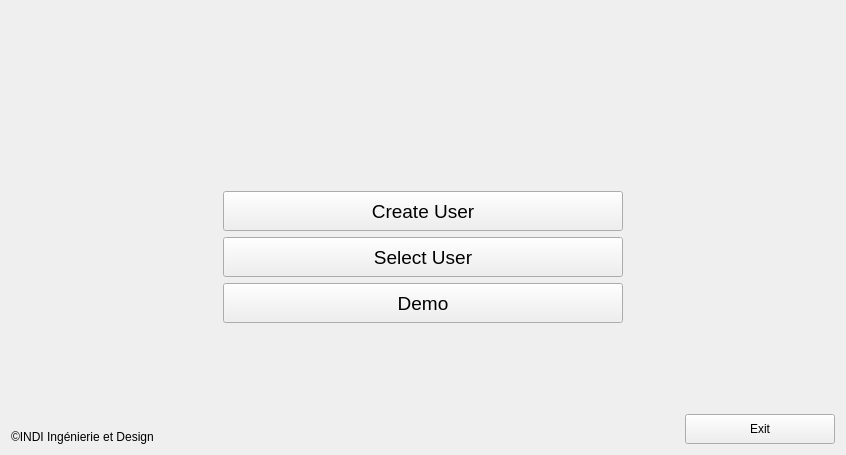
The window that src/gui_pkg/include/gui_pkg/main_form.ui (cristianbass01/GUI_robotic_exoskeleton) describes before a commit, drawn with Qt 5.
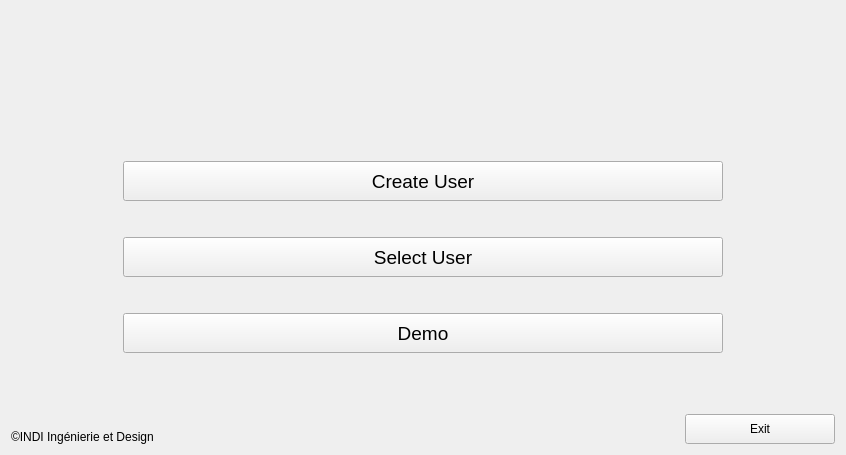
The same window after the commit. Icons and pictures are not drawn.

```diff
--- a/src/gui_pkg/include/gui_pkg/main_form.ui
+++ b/src/gui_pkg/include/gui_pkg/main_form.ui
@@ -89,6 +89,12 @@
              <property name="enabled">
               <bool>true</bool>
              </property>
+             <property name="sizePolicy">
+              <sizepolicy hsizetype="Minimum" vsizetype="Preferred">
+               <horstretch>0</horstretch>
+               <verstretch>0</verstretch>
+              </sizepolicy>
+             </property>
              <property name="minimumSize">
               <size>
                <width>100</width>
@@ -97,8 +103,8 @@
              </property>
              <property name="maximumSize">
               <size>
-               <width>400</width>
-               <height>50</height>
+               <width>600</width>
+               <height>100</height>
               </size>
              </property>
              <property name="baseSize">
@@ -117,8 +123,30 @@
              </property>
             </widget>
            </item>
+           <item>
+            <spacer name="verticalSpacer_4">
+             <property name="orientation">
+              <enum>Qt::Vertical</enum>
+             </property>
+             <property name="sizeType">
+              <enum>QSizePolicy::Fixed</enum>
+             </property>
+             <property name="sizeHint" stdset="0">
+              <size>
+               <width>20</width>
+               <height>30</height>
+              </size>
+             </property>
+            </spacer>
+           </item>
            <item>
             <widget class="QPushButton" name="BT_selectUser">
+             <property name="sizePolicy">
+              <sizepolicy hsizetype="Minimum" vsizetype="Preferred">
+               <horstretch>0</horstretch>
+               <verstretch>0</verstretch>
+              </sizepolicy>
+             </property>
              <property name="minimumSize">
               <size>
                <width>100</width>
@@ -127,8 +155,8 @@
              </property>
              <property name="maximumSize">
               <size>
-               <width>400</width>
-               <height>50</height>
+               <width>600</width>
+               <height>100</height>
               </size>
              </property>
              <property name="font">
@@ -141,8 +169,30 @@
              </property>
             </widget>
            </item>
+           <item>
+            <spacer name="verticalSpacer_5">
+             <property name="orientation">
+              <enum>Qt::Vertical</enum>
+             </property>
+             <property name="sizeType">
+              <enum>QSizePolicy::Fixed</enum>
+             </property>
+             <property name="sizeHint" stdset="0">
+              <size>
+               <width>20</width>
+               <height>30</height>
+              </size>
+             </property>
+            </spacer>
+           </item>
            <item>
             <widget class="QPushButton" name="BT_demo">
+             <property name="sizePolicy">
+              <sizepolicy hsizetype="Minimum" vsizetype="Preferred">
+               <horstretch>0</horstretch>
+               <verstretch>0</verstretch>
+              </sizepolicy>
+             </property>
              <property name="minimumSize">
               <size>
                <width>100</width>
@@ -151,8 +201,8 @@
              </property>
              <property name="maximumSize">
               <size>
-               <width>400</width>
-               <height>50</height>
+               <width>600</width>
+               <height>100</height>
               </size>
              </property>
              <property name="font">
```
